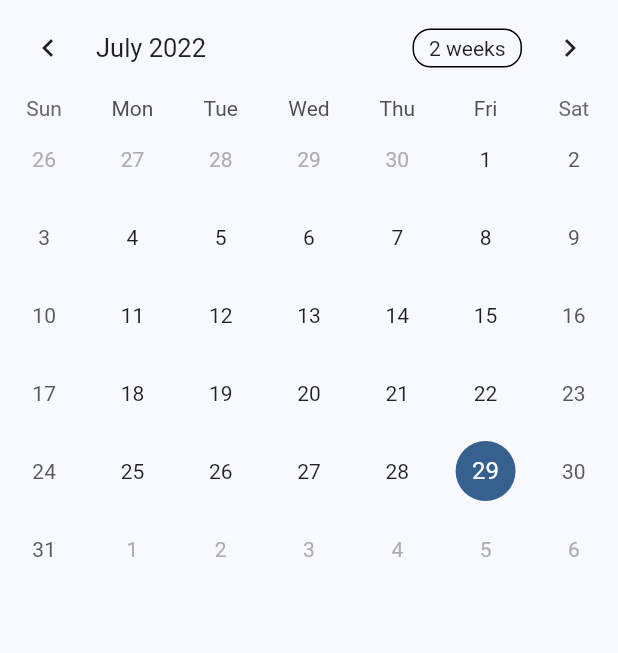
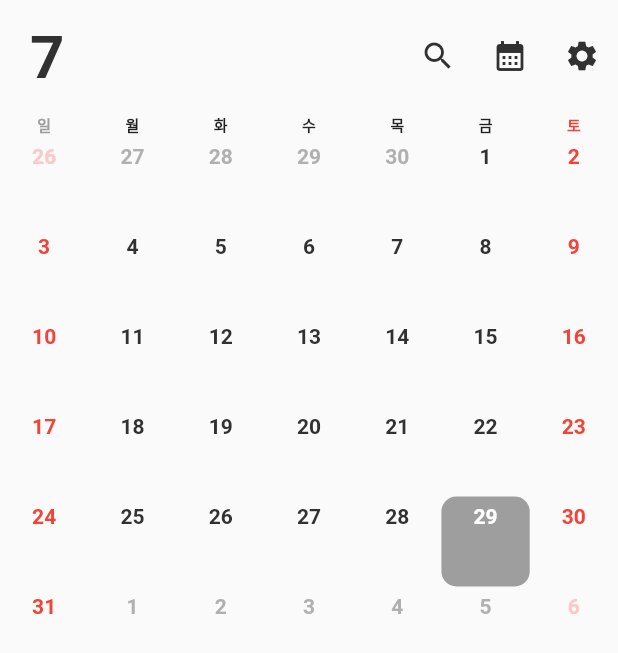
Before and after one commit to UkiDelly/calendar-with-hashtag, a Flutter app: the screen it shows after launch, on a phone screen of 412 x 824 dp. Shown: the top 653 px of the screen. Run offline on Flutter 3.47's test engine with Material 2 defaults, Android fonts, the phone set to English and light mode, and no system bars; drawn by our look-alikes of table_calendar; our stand-ins replace flutter_riverpod.

Commit message:
위젯 정리

```diff
--- a/lib/main.dart
+++ b/lib/main.dart
@@ -1,8 +1,9 @@
 import 'package:care_square_assignment/view/main_view.dart';
 import 'package:flutter/material.dart';
+import 'package:flutter_riverpod/flutter_riverpod.dart';
 
 void main() {
-  runApp(const MyApp());
+  runApp(const ProviderScope(child: MyApp()));
 }
 
 class MyApp extends StatelessWidget {
@@ -12,7 +13,10 @@ class MyApp extends StatelessWidget {
   @override
   Widget build(BuildContext context) {
     return MaterialApp(
-      theme: ThemeData(colorSchemeSeed: Colors.blue),
+      debugShowCheckedModeBanner: false,
+      theme: ThemeData(
+        brightness: Brightness.light,
+      ),
       home: const MainView(),
     );
   }
--- /dev/null
+++ b/lib/provider/current_month.dart
@@ -0,0 +1,5 @@
+import 'package:flutter_riverpod/flutter_riverpod.dart';
+
+final currentMonthProvider = StateProvider<int>((ref) {
+  return DateTime.now().month;
+});
--- a/lib/view/main_view.dart
+++ b/lib/view/main_view.dart
@@ -1,15 +1,87 @@
+import 'package:care_square_assignment/provider/current_month.dart';
 import 'package:care_square_assignment/view/widget/calendar.dart';
 import 'package:flutter/material.dart';
-import 'package:flutter/src/foundation/key.dart';
-import 'package:flutter/src/widgets/framework.dart';
+import 'package:flutter_riverpod/flutter_riverpod.dart';
+
+import 'widget/back_to_now.dart';
 
 class MainView extends StatelessWidget {
   const MainView({Key? key}) : super(key: key);
 
   @override
   Widget build(BuildContext context) {
-    return const Scaffold(
-      body: SafeArea(child: CalendarWidget()),
+    return Scaffold(
+      extendBodyBehindAppBar: true,
+      appBar: AppBar(
+        //
+        backgroundColor: Colors.transparent,
+        elevation: 0,
+        toolbarHeight: 75,
+
+        // theme
+
+        //* month
+        leading: Consumer(
+          builder: (ctx, ref, child) {
+            return Padding(
+              padding: const EdgeInsets.fromLTRB(20, 15, 10, 0),
+              child: Text(
+                ref.watch(currentMonthProvider).toString(),
+                style: const TextStyle(
+                    fontSize: 40,
+                    fontWeight: FontWeight.bold,
+                    color: Color(0xff313131)),
+              ),
+            );
+          },
+        ),
+        leadingWidth: 100,
+
+        //* buttons
+        actions: [
+          // go back to today if the calendar is not on the current month
+          Consumer(
+            builder: (ctx, ref, child) {
+              return SizedBox(
+                child: ref.watch(currentMonthProvider) != DateTime.now().month
+                    ? const BackToNow()
+                    : null,
+              );
+            },
+          ),
+
+          // search button
+          IconButton(
+              onPressed: () {},
+              icon: const Icon(
+                Icons.search,
+                color: Color(0xff313131),
+              )),
+
+          // calendar accounts button
+          IconButton(
+              onPressed: () {},
+              icon: const Icon(Icons.calendar_month, color: Color(0xff313131))),
+
+          // setting button
+          IconButton(
+            onPressed: () {},
+            icon: const Icon(Icons.settings, color: Color(0xff313131)),
+          )
+        ],
+      ),
+      body: SafeArea(
+        child: SingleChildScrollView(
+          child: Column(
+            children: const [
+              //
+              SizedBox(child: CalendarWidget()),
+
+              //
+            ],
+          ),
+        ),
+      ),
     );
   }
 }
--- /dev/null
+++ b/lib/view/widget/back_to_now.dart
@@ -0,0 +1,45 @@
+import 'package:flutter/material.dart';
+
+class BackToNow extends StatefulWidget {
+  const BackToNow({Key? key}) : super(key: key);
+
+  @override
+  State<BackToNow> createState() => _BackToNowState();
+}
+
+class _BackToNowState extends State<BackToNow> with TickerProviderStateMixin {
+  late AnimationController _animationController;
+  late Animation _opacityController;
+
+  @override
+  void initState() {
+    super.initState();
+    _animationController =
+        AnimationController(duration: const Duration(seconds: 1), vsync: this)
+          ..forward();
+    _opacityController =
+        Tween<double>(begin: 0, end: 1).animate(_animationController);
+  }
+
+  @override
+  void dispose() {
+    _animationController.reverse();
+    _animationController.dispose();
+
+    super.dispose();
+  }
+
+  @override
+  Widget build(BuildContext context) {
+    return AnimatedOpacity(
+      opacity: _opacityController.value,
+      curve: Curves.ease,
+      duration: const Duration(seconds: 1),
+      child: Container(
+        height: 20,
+        width: 20,
+        color: Colors.red,
+      ),
+    );
+  }
+}
--- a/lib/view/widget/calendar.dart
+++ b/lib/view/widget/calendar.dart
@@ -1,14 +1,21 @@
+import 'package:care_square_assignment/provider/current_month.dart';
+import 'package:care_square_assignment/view/widget/cells/default.dart';
+import 'package:care_square_assignment/view/widget/cells/outside.dart';
+import 'package:care_square_assignment/view/widget/cells/selected.dart';
+import 'package:care_square_assignment/view/widget/cells/today.dart';
+import 'package:care_square_assignment/view/widget/cells/weekday.dart';
 import 'package:flutter/material.dart';
+import 'package:flutter_riverpod/flutter_riverpod.dart';
 import 'package:table_calendar/table_calendar.dart';
 
-class CalendarWidget extends StatefulWidget {
+class CalendarWidget extends ConsumerStatefulWidget {
   const CalendarWidget({Key? key}) : super(key: key);
 
   @override
-  State<CalendarWidget> createState() => _CalendarWidgetState();
+  ConsumerState<CalendarWidget> createState() => _CalendarWidgetState();
 }
 
-class _CalendarWidgetState extends State<CalendarWidget> {
+class _CalendarWidgetState extends ConsumerState<CalendarWidget> {
   late DateTime _focusedDay;
   late DateTime _firstDay;
   late DateTime _lastDay;
@@ -23,45 +30,100 @@ class _CalendarWidgetState extends State<CalendarWidget> {
   }
 
   // Calendar format
-  CalendarFormat _format = CalendarFormat.month;
+  final CalendarFormat _format = CalendarFormat.month;
 
   @override
   Widget build(BuildContext context) {
-    return TableCalendar(
+    return Column(
+      children: [
+        // calendar
+        TableCalendar(
           // Date range
-      focusedDay: _focusedDay, firstDay: _firstDay, lastDay: _lastDay,
+          focusedDay: _focusedDay,
+          firstDay: _firstDay,
+          lastDay: _lastDay,
 
           // Calendar format
           calendarFormat: _format,
-      onFormatChanged: (format) => setState(() {
-        _format = format;
-      }),
 
           // Day select
           selectedDayPredicate: (day) => isSameDay(_selectedDate, day),
           onDaySelected: (selectedDay, focusedDay) => setState(() {
             _selectedDate = selectedDay;
-        _focusedDay = focusedDay;
+            _focusedDay = selectedDay;
           }),
 
           // style
-      calendarStyle: CalendarStyle(
-
-          // Today style
-          todayDecoration: BoxDecoration(
-              color: Theme.of(context).colorScheme.primary,
-              shape: BoxShape.circle),
-
-          // selectedDay style
-          selectedDecoration: const BoxDecoration(
-              color: Colors.red,
-              //borderRadius: BorderRadius.circular(25),
-              shape: BoxShape.circle)),
+          calendarStyle: const CalendarStyle(),
 
           // Page change
           onPageChanged: (focusedDay) {
-        _focusedDay = focusedDay;
+            setState(() {
+              // change the Month
+              ref
+                  .watch(currentMonthProvider.notifier)
+                  .update((state) => focusedDay.month);
+
+              // auto select the first day of the month
+              _selectedDate = DateTime(focusedDay.year, focusedDay.month, 1);
+            });
           },
+
+          // header
+          headerVisible: false,
+
+          // height of the cells
+          rowHeight: 60,
+
+          // only horizontal swipe is able
+          availableGestures: AvailableGestures.horizontalSwipe,
+
+          // calendar builder
+          calendarBuilders: CalendarBuilders(
+            // cells size
+
+            // weekday name builder
+            dowBuilder: (context, day) {
+              switch (day.weekday) {
+                case 1:
+                  return const WeekdayCell(weekDayName: "월");
+                case 2:
+                  return const WeekdayCell(weekDayName: "화");
+                case 3:
+                  return const WeekdayCell(weekDayName: "수");
+                case 4:
+                  return const WeekdayCell(weekDayName: "목");
+                case 5:
+                  return const WeekdayCell(weekDayName: "금");
+                case 6:
+                  return const WeekdayCell(
+                    weekDayName: "토",
+                    color: Colors.red,
+                  );
+                case 7:
+                  return const WeekdayCell(
+                      weekDayName: "일", color: Colors.grey);
+              }
+              return null;
+            },
+
+            // default day
+            defaultBuilder: (context, day, focusedDay) => DefaultCell(day: day),
+
+            // select builder
+            selectedBuilder: (context, day, focusedDay) =>
+                SelectedCell(day: day),
+
+            // today builder
+            todayBuilder: (context, day, focusedDay) => TodayCell(day: day),
+
+            //
+            outsideBuilder: (context, day, focusedDay) => OutSideCell(day: day),
+          ),
+
+          //
+        ),
+      ],
     );
   }
 }
--- /dev/null
+++ b/lib/view/widget/cells/default.dart
@@ -0,0 +1,34 @@
+import 'package:flutter/material.dart';
+
+class DefaultCell extends StatelessWidget {
+  final DateTime day;
+  const DefaultCell({Key? key, required this.day}) : super(key: key);
+
+  @override
+  Widget build(BuildContext context) {
+    return SizedBox(
+      child: Column(
+        mainAxisAlignment: MainAxisAlignment.start,
+        children: [
+          //
+          const SizedBox(
+            height: 5,
+          ),
+          // date
+          Text(
+            day.day.toString(),
+            style: TextStyle(
+                fontWeight: FontWeight.bold,
+
+                // if weekend, change color to red
+                color: day.weekday == 6 || day.weekday == 7
+                    ? Colors.red
+                    : const Color(0xff313131)),
+          ),
+
+          const Spacer()
+        ],
+      ),
+    );
+  }
+}
--- /dev/null
+++ b/lib/view/widget/cells/outside.dart
@@ -0,0 +1,34 @@
+import 'package:flutter/material.dart';
+
+class OutSideCell extends StatelessWidget {
+  final DateTime day;
+  const OutSideCell({Key? key, required this.day}) : super(key: key);
+
+  @override
+  Widget build(BuildContext context) {
+    return SizedBox(
+      child: Column(
+        mainAxisAlignment: MainAxisAlignment.start,
+        children: [
+          //
+          const SizedBox(
+            height: 5,
+          ),
+          // date
+          Text(
+            day.day.toString(),
+            style: TextStyle(
+                fontWeight: FontWeight.bold,
+
+                // if weekend, change color to red
+                color: day.weekday == 6 || day.weekday == 7
+                    ? const Color(0xfffac9cb)
+                    : Colors.grey.withOpacity(0.8)),
+          ),
+
+          const Spacer()
+        ],
+      ),
+    );
+  }
+}
--- /dev/null
+++ b/lib/view/widget/cells/selected.dart
@@ -0,0 +1,33 @@
+import 'package:flutter/material.dart';
+
+class SelectedCell extends StatelessWidget {
+  final DateTime day;
+  const SelectedCell({Key? key, required this.day}) : super(key: key);
+
+  @override
+  Widget build(BuildContext context) {
+    return Container(
+      width: double.infinity,
+      decoration: BoxDecoration(
+          borderRadius: BorderRadius.circular(10),
+          color: const Color(0xff313131)),
+      child: Column(
+        mainAxisAlignment: MainAxisAlignment.start,
+        children: [
+          //
+          const SizedBox(
+            height: 5,
+          ),
+          // date
+          Text(
+            day.day.toString(),
+            style: const TextStyle(
+                fontWeight: FontWeight.bold, color: Colors.white),
+          ),
+
+          const Spacer()
+        ],
+      ),
+    );
+  }
+}
--- /dev/null
+++ b/lib/view/widget/cells/today.dart
@@ -0,0 +1,32 @@
+import 'package:flutter/material.dart';
+
+class TodayCell extends StatelessWidget {
+  final DateTime day;
+  const TodayCell({Key? key, required this.day}) : super(key: key);
+
+  @override
+  Widget build(BuildContext context) {
+    return Container(
+      width: double.infinity,
+      decoration: BoxDecoration(
+          borderRadius: BorderRadius.circular(10), color: Colors.grey),
+      child: Column(
+        mainAxisAlignment: MainAxisAlignment.start,
+        children: [
+          //
+          const SizedBox(
+            height: 5,
+          ),
+          // date
+          Text(
+            day.day.toString(),
+            style: const TextStyle(
+                fontWeight: FontWeight.bold, color: Colors.white),
+          ),
+
+          const Spacer()
+        ],
+      ),
+    );
+  }
+}
--- /dev/null
+++ b/lib/view/widget/cells/weekday.dart
@@ -0,0 +1,24 @@
+import 'package:flutter/material.dart';
+
+class WeekdayCell extends StatelessWidget {
+  final String weekDayName;
+  final Color? color;
+  const WeekdayCell({Key? key, required this.weekDayName, this.color}) : super(key: key);
+
+  @override
+  Widget build(BuildContext context) {
+    return SizedBox(
+      height: 40,
+      child: Center(
+        child: Text(
+          weekDayName,
+          style:  TextStyle(
+            fontSize: 10,
+            fontWeight: FontWeight.bold,
+            color: color
+          )
+        ),
+      ),
+    );
+  }
+}
--- a/pubspec.yaml
+++ b/pubspec.yaml
@@ -30,11 +30,13 @@ dependencies:
   flutter:
     sdk: flutter
   table_calendar: ^3.0.6
+  flutter_riverpod: ^1.0.4
 
 
   # The following adds the Cupertino Icons font to your application.
   # Use with the CupertinoIcons class for iOS style icons.
   cupertino_icons: ^1.0.2
+  intl: ^0.17.0
 
 dev_dependencies:
   flutter_test:
```
Also changed, not shown: lib/model/calendar_event.dart (line endings or trailing spaces), pubspec.lock, 2 other files. Lines whose indentation alone changed are shown as unchanged.
